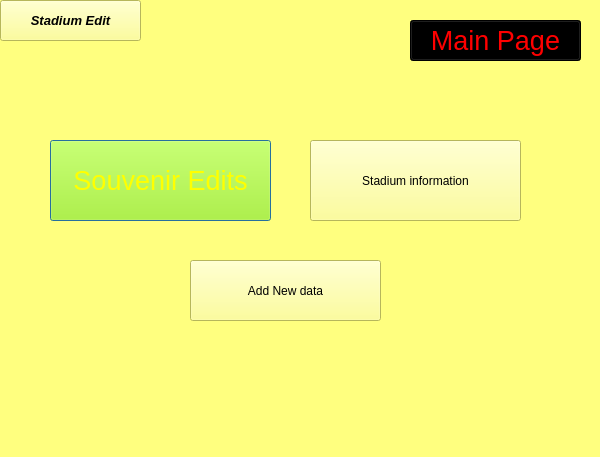
Qt form maintenancepage.ui (Ling2251/CS1D-Project-2-Baseball-Project) before a commit.
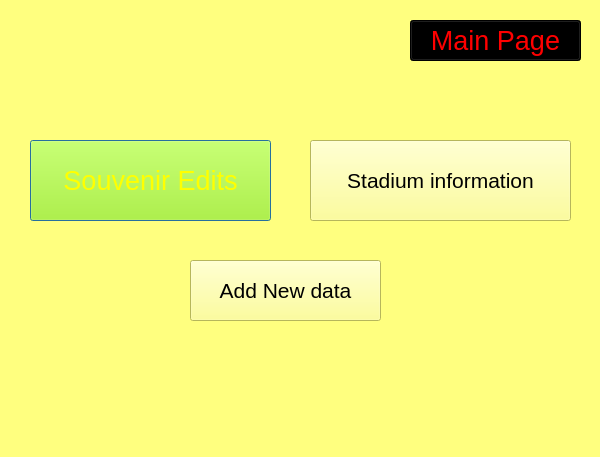
The same form after that commit.

Diff of the .ui file:
```diff
--- a/maintenancepage.ui
+++ b/maintenancepage.ui
@@ -19,9 +19,9 @@
   <widget class="QPushButton" name="SouvenirButton">
    <property name="geometry">
     <rect>
-     <x>50</x>
+     <x>30</x>
      <y>140</y>
-     <width>221</width>
+     <width>241</width>
      <height>81</height>
     </rect>
    </property>
@@ -54,10 +54,15 @@
     <rect>
      <x>310</x>
      <y>140</y>
-     <width>211</width>
+     <width>261</width>
      <height>81</height>
     </rect>
    </property>
+   <property name="font">
+    <font>
+     <pointsize>16</pointsize>
+    </font>
+   </property>
    <property name="text">
     <string>Stadium information</string>
    </property>
@@ -84,28 +89,6 @@
     <string>Main Page</string>
    </property>
   </widget>
-  <widget class="QPushButton" name="mainPagrButton_2">
-   <property name="geometry">
-    <rect>
-     <x>0</x>
-     <y>0</y>
-     <width>141</width>
-     <height>41</height>
-    </rect>
-   </property>
-   <property name="font">
-    <font>
-     <family>Arial</family>
-     <pointsize>10</pointsize>
-     <weight>75</weight>
-     <italic>true</italic>
-     <bold>true</bold>
-    </font>
-   </property>
-   <property name="text">
-    <string>Stadium Edit</string>
-   </property>
-  </widget>
   <widget class="QPushButton" name="readNewData">
    <property name="geometry">
     <rect>
@@ -115,6 +98,11 @@
      <height>61</height>
     </rect>
    </property>
+   <property name="font">
+    <font>
+     <pointsize>16</pointsize>
+    </font>
+   </property>
    <property name="text">
     <string>Add New data</string>
    </property>
```
